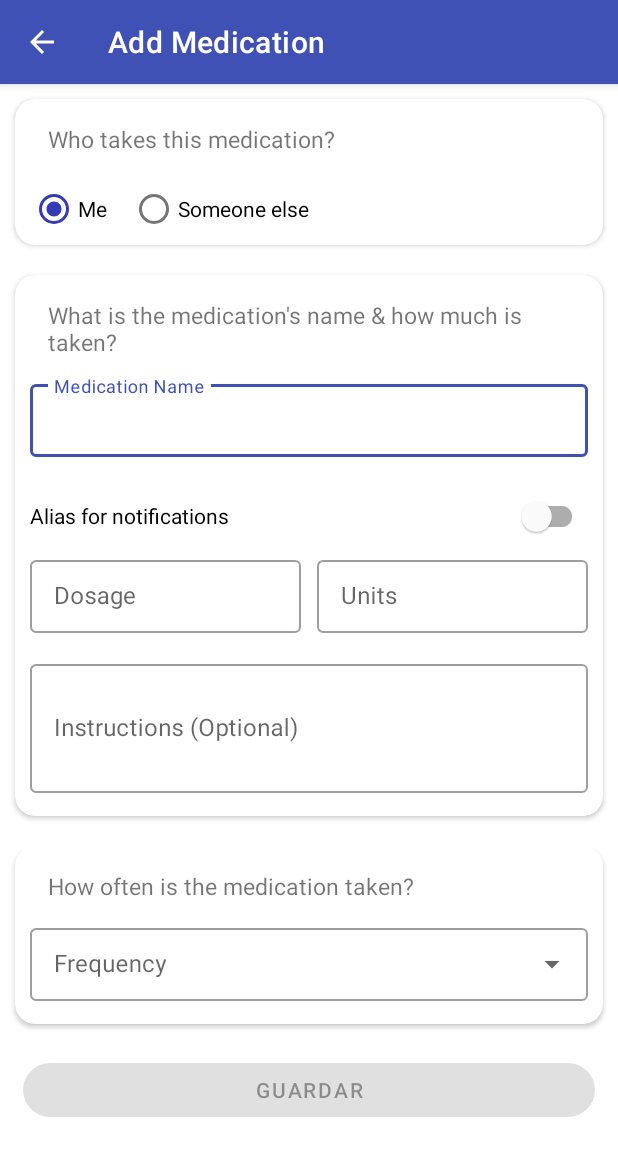
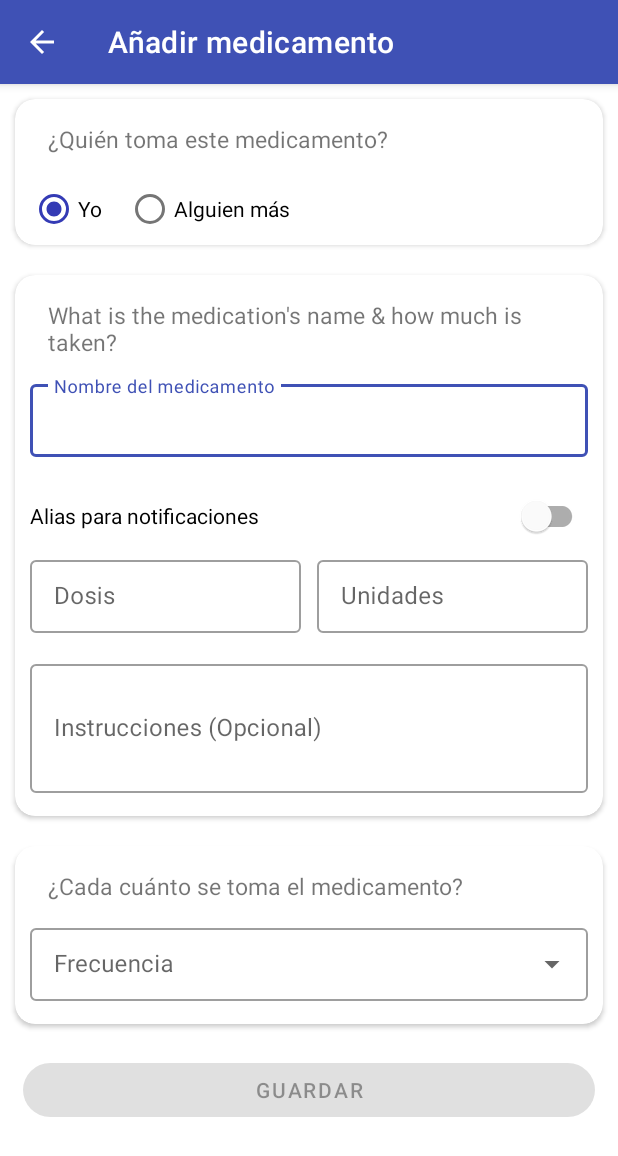
Before and after one commit to AdamGuidarini/MediTrak, an Android app: the AddMedication screen opened directly, with no data from a screen before it, on a phone screen of 412 x 824 dp. Shown: the top 1156 px of the screen. Run offline under Robolectric (Android 15) with nearby library versions, the phone set to English and light mode, and no system bars; 4 statements that could not run were skipped.

Commit message:
Update strings.xml

```diff
--- a/app/src/main/res/values/strings.xml
+++ b/app/src/main/res/values/strings.xml
@@ -30,118 +30,118 @@
     <string name="must_be_greater_than_0">El valor indicado debe ser mayor que 0</string>
     <string name="provided_name_invalid">El nombre indicado no es válido</string>
     <string name="err_provide_name">Por favor, proporcione un nombre</string>
-    <string name="err_enter_dosage">Please enter a dosage</string>
-    <string name="err_units_for_med">Please enter the units for this medication</string>
-    <string name="err_select_frequency">Please select a frequency type</string>
-    <string name="err_select_time">Please select a time</string>
-    <string name="err_select_start_date">Please select a start date.</string>
-    <string name="err_enter_num_timers_per_day">Please enter the number of times this medication is taken in a day</string>
-    <string name="err_enter_med_freq">Please enter how often the medication is taken.</string>
-    <string name="err_enter_time_unit">Please select a time unit.</string>
-    <string name="err_name_for_med">Please enter a name for this medication</string>
-    <string name="err_missing_file_name">Missing file name</string>
-    <string name="err_file_must_be_json">Export file must have a .json extension</string>
+    <string name="err_enter_dosage">Por favor, proporcione una dosis</string>
+    <string name="err_units_for_med">Por favor, proporcione las unidades para este medicamento</string>
+    <string name="err_select_frequency">Por favor, seleccione un tipo de frecuencia</string>
+    <string name="err_select_time">Por favor, seleccione una hora</string>
+    <string name="err_select_start_date">Por favor, seleccione una fecha de inicio.</string>
+    <string name="err_enter_num_timers_per_day">Por favor, proporcione el número de veces que se toma este medicamento en un día</string>
+    <string name="err_enter_med_freq">Por favor, proporcione la frecuencia con la que se toma el medicamento.</string>
+    <string name="err_enter_time_unit">Por favor, seleccione una unidad de tiempo.</string>
+    <string name="err_name_for_med">Por favor, introduzca un nombre para este medicamento</string>
+    <string name="err_missing_file_name">Falta el nombre del archivo</string>
+    <string name="err_file_must_be_json">El archivo de exportación debe tener una extensión .json</string>
 
     <!-- Time formats -->
     <string name="date_format">Mmm dd, yyyy</string>
     <string name="time_format_hh_mm_aa">hh:mm aa</string>
 
     <!-- Time -->
-    <string name="sunday">Sunday</string>
-    <string name="monday">Monday</string>
-    <string name="tuesday">Tuesday</string>
-    <string name="wednesday">Wednesday</string>
-    <string name="thursday">Thursday</string>
-    <string name="friday">Friday</string>
-    <string name="saturday">Saturday</string>
-    <string name="minutes">Minutes</string>
-    <string name="hours">Hours</string>
-    <string name="days">Days</string>
-    <string name="weeks">Weeks</string>
+    <string name="sunday">Domingo</string>
+    <string name="monday">Lunes</string>
+    <string name="tuesday">Martes</string>
+    <string name="wednesday">Miércoles</string>
+    <string name="thursday">Jueves</string>
+    <string name="friday">Viernes</string>
+    <string name="saturday">Sábado</string>
+    <string name="minutes">Minutos</string>
+    <string name="hours">Horas</string>
+    <string name="days">Días</string>
+    <string name="weeks">Semanas</string>
 
     <!-- MainActivity -->
-    <string name="no_medications_found">No medications found</string>
-    <string name="med_schedule">Medication Schedule</string>
-    <string name="no_meds_for_day">No medications for %1$s</string>
-    <string name="cannot_take_more_than_hours">Cannot take medications more than %1$d hours in advance</string>
-    <string name="as_needed_dose">As Needed Dose</string>
-    <string name="welcome">Welcome to MediTrak!</string>
+    <string name="no_medications_found">No se han encontrado medicamentos</string>
+    <string name="med_schedule">Plan de medicamentos</string>
+    <string name="no_meds_for_day">No hay medicamentos para %1$s</string>
+    <string name="cannot_take_more_than_hours">No se pueden tomar medicamentos con más de %1$d horas de antelación</string>
+    <string name="as_needed_dose">Dosis según necesidad</string>
+    <string name="welcome">¡Bienvenido a MediTrak!</string>
     <string name="warranty_info">
-        This application is meant to assist in keeping track of your medications. It is not intended
-        to provide medical advice and no information provided by this application should be misconstrued
-        as such. The creators of this application are not responsible for any missed
-        doses of your medications for any reason. If you require medical assistance, please contact a medical professional.
-        By using this application, you are agreeing to the aforementioned terms as well as those of the GPL2 license under
-        which it is released. \n\n
+        Esta aplicación está pensada para ayudarle a realizar un seguimiento de sus medicamentos. No pretende
+        proporcionar asesoramiento médico y ninguna información proporcionada por esta aplicación debe ser malinterpretada
+        como tal. Los creadores de esta aplicación no se responsabilizan por ninguna
+        dosis perdida de sus medicamentos bajo ningún motivo. Si necesita asistencia médica, póngase en contacto con un médico profesional.
+        Al utilizar esta aplicación, usted acepta los términos antes mencionados, así como los de la licencia GPL2 bajo
+        la que se publica. \n\n
 
-        This application is released under the GNU Public License Version 2, see below for more details:
+        Esta aplicación está publicada bajo la Licencia Pública GNU Versión 2, ver más abajo para más detalles:
     </string>
 
     <!-- Add/EditMedication -->
-    <string name="add_medication">Add Medication</string>
-    <string name="edit_medication">Edit Medication</string>
-    <string name="delete_medication">Delete Medication</string>
-    <string name="note_timestamp">Date: %1$s at: %2$s</string>
-    <string name="note_edit_timestamp">Edited: %1$s at: %2$s</string>
-    <string name="patient_changed">Patient changed from %1$s to %2$s\n</string>
-    <string name="name_changed">Name changed from %1$s to %2$s\n</string>
-    <string name="removed_alias">Alias %1$s removed\n</string>
-    <string name="added_alias">Alias %1$s added\n</string>
-    <string name="changed_alias">Alias changed from %1$s to %2$s\n</string>
-    <string name="changed_dosage">Dosage changed from %1$s to %2$s\n</string>
-    <string name="frequency_changed">Frequency changed from %1$s to %2$s\n</string>
-    <string name="times_per">Times per</string>
-    <string name="patientIsMe">Me</string>
-    <string name="patient">Patient</string>
-    <string name="other">Other</string>
-    <string name="name">Name</string>
-    <string name="medication_name">Medication Name</string>
-    <string name="medication_dosage">Dosage</string>
-    <string name="medication_frequency">Frequency</string>
-    <string name="taken_every">Taken Every</string>
-    <string name="units">Units</string>
-    <string name="taken">Taken</string>
-    <string name="frequency">Frequency</string>
-    <string name="multiple_times_per_day">Multiple Times per Day</string>
-    <string name="as_needed">As Needed</string>
-    <string name="daily">Daily</string>
-    <string name="weekly">Weekly</string>
-    <string name="monthly">Monthly</string>
+    <string name="add_medication">Añadir medicamento</string>
+    <string name="edit_medication">Editar medicamento</string>
+    <string name="delete_medication">Eliminar medicamento</string>
+    <string name="note_timestamp">Fecha: %1$s a las: %2$s</string>
+    <string name="note_edit_timestamp">Editado: %1$s a las: %2$s</string>
+    <string name="patient_changed">Paciente cambiado de %1$s a %2$s\n</string>
+    <string name="name_changed">Nombre cambiado de %1$s a %2$s\n</string>
+    <string name="removed_alias">Alias %1$s borrado\n</string>
+    <string name="added_alias">Alias %1$s añadido\n</string>
+    <string name="changed_alias">Alias cambiado de %1$s A %2$s\n</string>
+    <string name="changed_dosage">Dosis cambiada de %1$s a %2$s\n</string>
+    <string name="frequency_changed">Frecuencia cambiada de %1$s a %2$s\n</string>
+    <string name="times_per">Veces por</string>
+    <string name="patientIsMe">Yo</string>
+    <string name="patient">Paciente</string>
+    <string name="other">Otro</string>
+    <string name="name">Nombre</string>
+    <string name="medication_name">Nombre del medicamento</string>
+    <string name="medication_dosage">Dosis</string>
+    <string name="medication_frequency">Frecuencia</string>
+    <string name="taken_every">Tomado cada</string>
+    <string name="units">Unidades</string>
+    <string name="taken">Tomado</string>
+    <string name="frequency">Frecuencia</string>
+    <string name="multiple_times_per_day">Varias veces por día</string>
+    <string name="as_needed">Según necesidad</string>
+    <string name="daily">Diario</string>
+    <string name="weekly">Semanal</string>
+    <string name="monthly">Mensual</string>
     <string name="medication_name_amp_dosage"><![CDATA[Medication Name & Dosage]]></string>
-    <string name="who_takes_this_medication">Who takes this medication?</string>
-    <string name="someone_else">Someone else</string>
+    <string name="who_takes_this_medication">¿Quién toma este medicamento?</string>
+    <string name="someone_else">Alguien más</string>
     <string name="what_is_the_medication_s_name_amp_how_much_is_taken"><![CDATA[What is the medication\'s name & how much is taken?]]></string>
-    <string name="alias_for_notifications">Alias for notifications</string>
-    <string name="how_often_is_the_medication_taken">How often is the medication taken?</string>
-    <string name="start_date">Start Date</string>
-    <string name="taken_at">Taken at</string>
-    <string name="unit_of_time">Unit of Time</string>
-    <string name="custom_frequency">Custom Frequency</string>
-    <string name="at_n_n_tap_to_set_time">At: \n\n Tap to set time</string>
-    <string name="times_per_day">Times per day</string>
-    <string name="atThisTime">At: Tap to set time</string>
-    <string name="starting">Starting:</string>
-    <string name="alias_for_medication">Alias for medication</string>
-    <string name="alias_for_medication_displays_notification">Alias for medication displays notification</string>
-    <string name="medication_alias_displays_in_notification">Medication alias displays in notification</string>
-    <string name="place_holder_tap_again_then_hit_cancel">Place holder, tap again then hit cancel</string>
-    <string name="yourMedications">Your Medications:</string>
-    <string name="no_notes_for_this_medication">No notes for this medication</string>
-    <string name="unitExample">Ex. mg, g, drops</string>
-    <string name="patient_name">Patient Name:</string>
-    <string name="no_alias">No alias</string>
-    <string name="tap_to_set_date">Tap to set date</string>
-    <string name="at">At:</string>
-    <string name="tap_to_set_time">Tap to set Time</string>
-    <string name="apply_retroactive">Apply Changes Retroactively</string>
-    <string name="retroactive_warning">Warning: Changes to frequency may cause previously taken doses to no longer be visible in the schedule.</string>
-    <string name="would_like_apply_retroactively">Changes to dosage and frequency can be applied retroactively as of the previous change. Would you like to apply these changes retroactively?</string>
-    <string name="apply_changes_as_of">Apply changes as of:</string>
-    <string name="from_med_last_change">Last change</string>
-    <string name="from_med_start">Start of medication</string>
-    <string name="instructions">Instructions</string>
-    <string name="instructions_optional">Instructions (Optional)</string>
-    <string name="instrucations_added">Added instructions: %1$s</string>
+    <string name="alias_for_notifications">Alias para notificaciones</string>
+    <string name="how_often_is_the_medication_taken">¿Cada cuánto se toma el medicamento?</string>
+    <string name="start_date">Fecha de inicio</string>
+    <string name="taken_at">Tomado a las</string>
+    <string name="unit_of_time">Unidad de tiempo</string>
+    <string name="custom_frequency">Frecuencia personalizada</string>
+    <string name="at_n_n_tap_to_set_time">A las: \n\n Presione para ajustar la hora</string>
+    <string name="times_per_day">Veces por día</string>
+    <string name="atThisTime">A las: Presione para ajustar la hora</string>
+    <string name="starting">Inicio:</string>
+    <string name="alias_for_medication">Alias para el medicamento</string>
+    <string name="alias_for_medication_displays_notification">Alias para la notifiación de medicamentos</string>
+    <string name="medication_alias_displays_in_notification">Alias del medicamento que aparece en la notificación</string>
+    <string name="place_holder_tap_again_then_hit_cancel">Coloca el marcador, toca de nuevo y luego presiona cancelar</string>
+    <string name="yourMedications">Tus medicamentos:</string>
+    <string name="no_notes_for_this_medication">Notas para este medicamento</string>
+    <string name="unitExample">P. Ej. mg, g, gotas</string>
+    <string name="patient_name">Nombre del paciente:</string>
+    <string name="no_alias">Sin alias</string>
+    <string name="tap_to_set_date">Toca para establecer la fecha</string>
+    <string name="at">A las:</string>
+    <string name="tap_to_set_time">Toca para establecer la hora</string>
+    <string name="apply_retroactive">Aplicar cambios retroactivamente</string>
+    <string name="retroactive_warning">Atención: Los cambios en la frecuencia pueden hacer que las dosis tomadas anteriormente ya no sean visibles en el horario.</string>
+    <string name="would_like_apply_retroactively">Los cambios de dosis y frecuencia pueden aplicarse retroactivamente a partir del cambio anterior. ¿Desea aplicar estos cambios retroactivamente?</string>
+    <string name="apply_changes_as_of">Aplicar los cambios a partir de:</string>
+    <string name="from_med_last_change">Último cambio</string>
+    <string name="from_med_start">Inicio de medicación</string>
+    <string name="instructions">Instrucciones</string>
+    <string name="instructions_optional">Instrucciones (Opcional)</string>
+    <string name="instrucations_added">Instrucciones añadidas: %1$s</string>
 
     <!-- MyMedications -->
     <string name="my_medications">My Medications</string>
```
